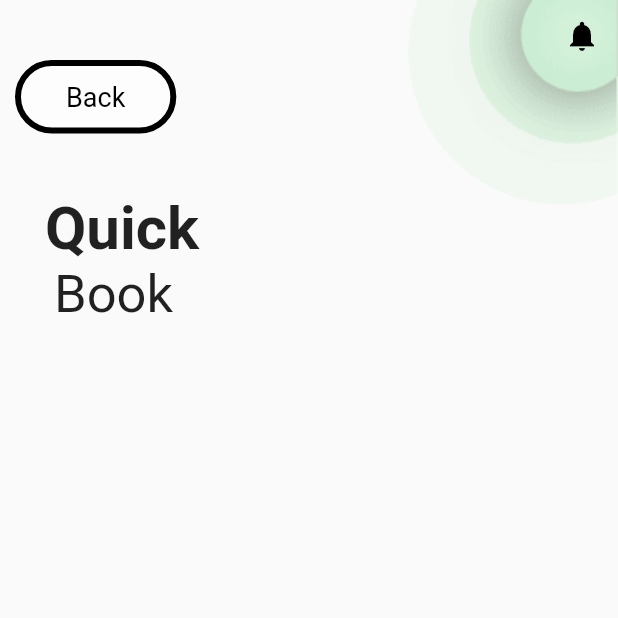
After one commit to Hemant301/cric8hemant, a Flutter app: the QuickBook screen opened by its route, on a phone screen of 412 x 824 dp, the top half of it. The commit adds this screen. Run offline on Flutter 3.47's test engine with Material 2 defaults, Android fonts, the phone set to English and light mode, and no system bars; our stand-ins replace bottom_navy_bar, fluttertoast, google_fonts, lottie, rxdart, shared_preferences and 1 more; missing offline and left inert: video_thumbnail; accounts and stored records are empty.

Commit message:
quick book ui

```diff
--- a/lib/main.dart
+++ b/lib/main.dart
@@ -10,6 +10,7 @@ import 'package:cric8hemant/screen/forgetotp.dart';
 import 'package:cric8hemant/screen/home.dart';
 import 'package:cric8hemant/screen/popup.dart';
 import 'package:cric8hemant/screen/profile.dart';
+import 'package:cric8hemant/screen/quickbook.dart';
 import 'package:cric8hemant/screen/referearn.dart';
 import 'package:cric8hemant/screen/setpassword.dart';
 import 'package:cric8hemant/screen/splashascreen.dart';
@@ -46,6 +47,7 @@ class MyApp extends StatelessWidget {
         "/changepwd": (context) => CgangePwd(),
         "/setpassword": (context) => Setpassword(),
         "/profile": (context) => Profile(),
+        "/quickbook": (context) => QuickBook(),
       },
     );
   }
--- a/lib/screen/home.dart
+++ b/lib/screen/home.dart
@@ -201,6 +201,9 @@ class HomePage extends StatelessWidget {
                                 icon: Icons.book_online_outlined,
                               ),
                               Cont(
+                                onTap: () {
+                                  Navigator.pushNamed(context, "/quickbook");
+                                },
                                 title: "Quick",
                                 title1: "Book",
                                 icon: Icons.abc_outlined,
--- /dev/null
+++ b/lib/screen/quickbook.dart
@@ -0,0 +1,71 @@
+import 'package:cric8hemant/screen/referearn.dart';
+import 'package:flutter/material.dart';
+
+class QuickBook extends StatelessWidget {
+  const QuickBook({Key? key}) : super(key: key);
+
+  @override
+  Widget build(BuildContext context) {
+    return Scaffold(
+        body: SingleChildScrollView(
+            child: Stack(children: [
+      Padding(
+          padding: const EdgeInsets.only(bottom: 50),
+          child: Column(mainAxisAlignment: MainAxisAlignment.start, children: [
+            Stack(children: [
+              Positioned(
+                right: 0,
+                top: 0,
+                child: Image(
+                  image: AssetImage(
+                    'assets/meetbg.png',
+                  ),
+                  // height: 200,
+                  // width: 200,
+                ),
+              ),
+              Padding(
+                padding: EdgeInsets.all(12.0),
+                child: Align(
+                  alignment: Alignment.topRight,
+                  child: Icon(
+                    Icons.notifications,
+                    color: Colors.black,
+                  ),
+                ),
+              ),
+              Padding(
+                  padding: const EdgeInsets.only(top: 40, left: 10),
+                  child: Column(
+                    mainAxisAlignment: MainAxisAlignment.start,
+                    crossAxisAlignment: CrossAxisAlignment.start,
+                    children: [
+                      BackButtonss(),
+                      SizedBox(
+                        height: 40,
+                      ),
+                      const Align(
+                        alignment: Alignment.topLeft,
+                        child: Text(
+                          "  Quick",
+                          style: TextStyle(
+                              fontWeight: FontWeight.bold, fontSize: 40),
+                        ),
+                      ),
+                      const Align(
+                          alignment: Alignment.topLeft,
+                          child: Text(
+                            "   Book",
+                            style: TextStyle(fontSize: 35),
+                          )),
+                    ],
+                  ))
+            ]),
+            // Text(
+            //   "   Book",
+            //   style: TextStyle(fontSize: 35),
+            // )
+          ]))
+    ])));
+  }
+}
```
